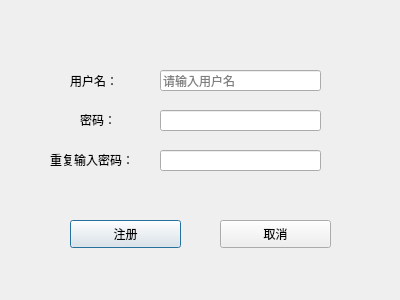
Qt form dailyplan/signup.ui (Dietes/Daily-planner) before a commit.
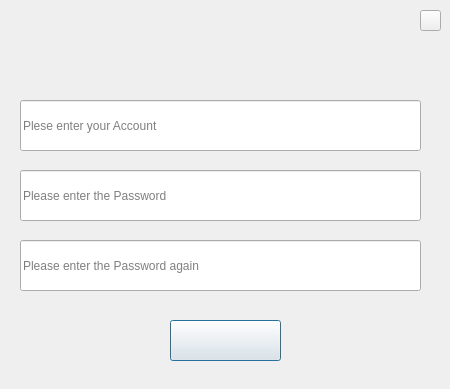
The same form after that commit. Icons and pictures are not drawn.

The edit to the form file:
```diff
--- a/dailyplan/signup.ui
+++ b/dailyplan/signup.ui
@@ -6,116 +6,102 @@
    <rect>
     <x>0</x>
     <y>0</y>
-    <width>400</width>
-    <height>300</height>
+    <width>450</width>
+    <height>389</height>
    </rect>
   </property>
   <property name="windowTitle">
    <string>Dialog</string>
   </property>
+  <property name="styleSheet">
+   <string notr="true">border-image: url(:/myjpg/ubg.jpg);
+</string>
+  </property>
   <widget class="QPushButton" name="signupokBtn">
    <property name="geometry">
     <rect>
-     <x>70</x>
-     <y>220</y>
+     <x>170</x>
+     <y>320</y>
      <width>111</width>
-     <height>28</height>
+     <height>41</height>
     </rect>
    </property>
+   <property name="styleSheet">
+    <string notr="true">border-image: url(:/myjpg/signup.jpg);</string>
+   </property>
    <property name="text">
-    <string>注册</string>
+    <string/>
    </property>
   </widget>
   <widget class="QPushButton" name="signupclBtn">
    <property name="geometry">
     <rect>
-     <x>220</x>
-     <y>220</y>
-     <width>111</width>
-     <height>28</height>
-    </rect>
-   </property>
-   <property name="text">
-    <string>取消</string>
-   </property>
-  </widget>
-  <widget class="QLabel" name="label">
-   <property name="geometry">
-    <rect>
-     <x>70</x>
-     <y>70</y>
-     <width>71</width>
+     <x>420</x>
+     <y>10</y>
+     <width>21</width>
      <height>21</height>
     </rect>
    </property>
-   <property name="text">
-    <string>用户名：</string>
+   <property name="styleSheet">
+    <string notr="true">border-image: url(:/myjpg/close3.png);</string>
    </property>
-  </widget>
-  <widget class="QLabel" name="label_2">
-   <property name="geometry">
-    <rect>
-     <x>80</x>
-     <y>110</y>
-     <width>71</width>
-     <height>20</height>
-    </rect>
-   </property>
    <property name="text">
-    <string>密码：</string>
-   </property>
-  </widget>
-  <widget class="QLabel" name="label_3">
-   <property name="geometry">
-    <rect>
-     <x>50</x>
-     <y>150</y>
-     <width>101</width>
-     <height>20</height>
-    </rect>
-   </property>
-   <property name="text">
-    <string>重复输入密码：</string>
+    <string/>
    </property>
   </widget>
   <widget class="QLineEdit" name="usrlineEdit">
    <property name="geometry">
     <rect>
-     <x>160</x>
-     <y>70</y>
-     <width>161</width>
-     <height>21</height>
+     <x>20</x>
+     <y>100</y>
+     <width>401</width>
+     <height>51</height>
     </rect>
    </property>
+   <property name="styleSheet">
+    <string notr="true">border-image: url(:/myjpg/2line.jpg);</string>
+   </property>
    <property name="placeholderText">
-    <string>请输入用户名</string>
+    <string>Plese enter your Account</string>
    </property>
   </widget>
   <widget class="QLineEdit" name="pwdlineEdit">
    <property name="geometry">
     <rect>
-     <x>160</x>
-     <y>110</y>
-     <width>161</width>
-     <height>21</height>
+     <x>20</x>
+     <y>170</y>
+     <width>401</width>
+     <height>51</height>
     </rect>
    </property>
+   <property name="styleSheet">
+    <string notr="true">border-image: url(:/myjpg/2line.jpg);</string>
+   </property>
    <property name="echoMode">
     <enum>QLineEdit::Password</enum>
    </property>
+   <property name="placeholderText">
+    <string>Please enter the Password</string>
+   </property>
   </widget>
   <widget class="QLineEdit" name="pwdlineEdit2">
    <property name="geometry">
     <rect>
-     <x>160</x>
-     <y>150</y>
-     <width>161</width>
-     <height>21</height>
+     <x>20</x>
+     <y>240</y>
+     <width>401</width>
+     <height>51</height>
     </rect>
    </property>
+   <property name="styleSheet">
+    <string notr="true">border-image: url(:/myjpg/2line.jpg);</string>
+   </property>
    <property name="echoMode">
     <enum>QLineEdit::Password</enum>
    </property>
+   <property name="placeholderText">
+    <string>Please enter the Password again</string>
+   </property>
   </widget>
  </widget>
  <resources/>
```
